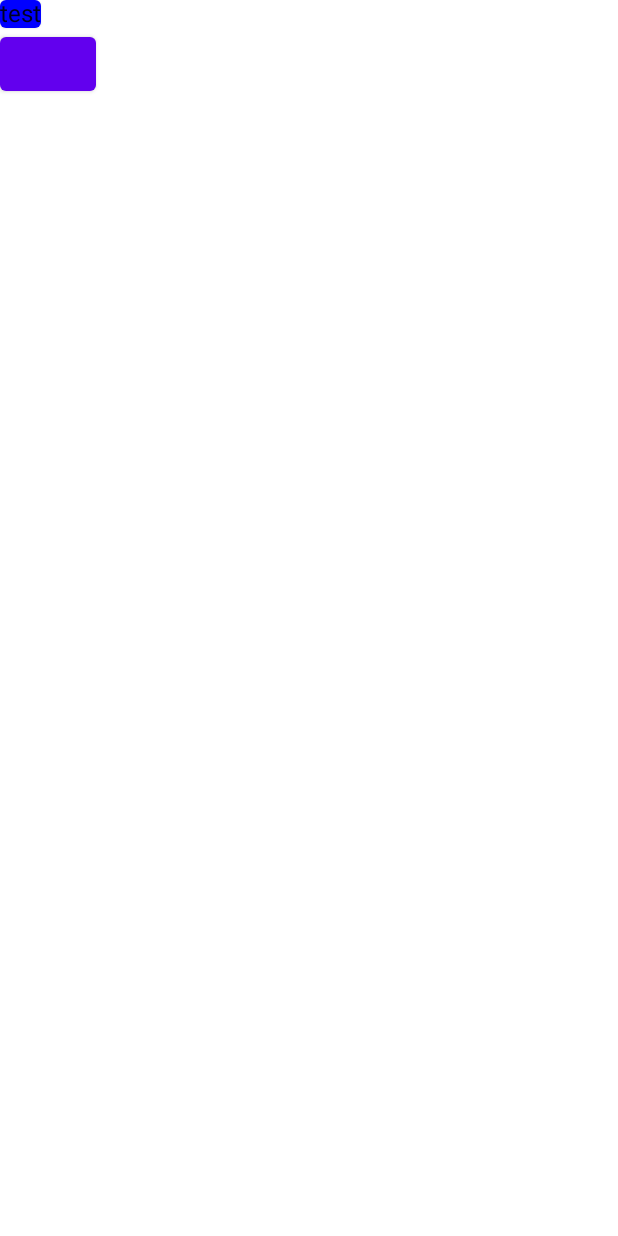
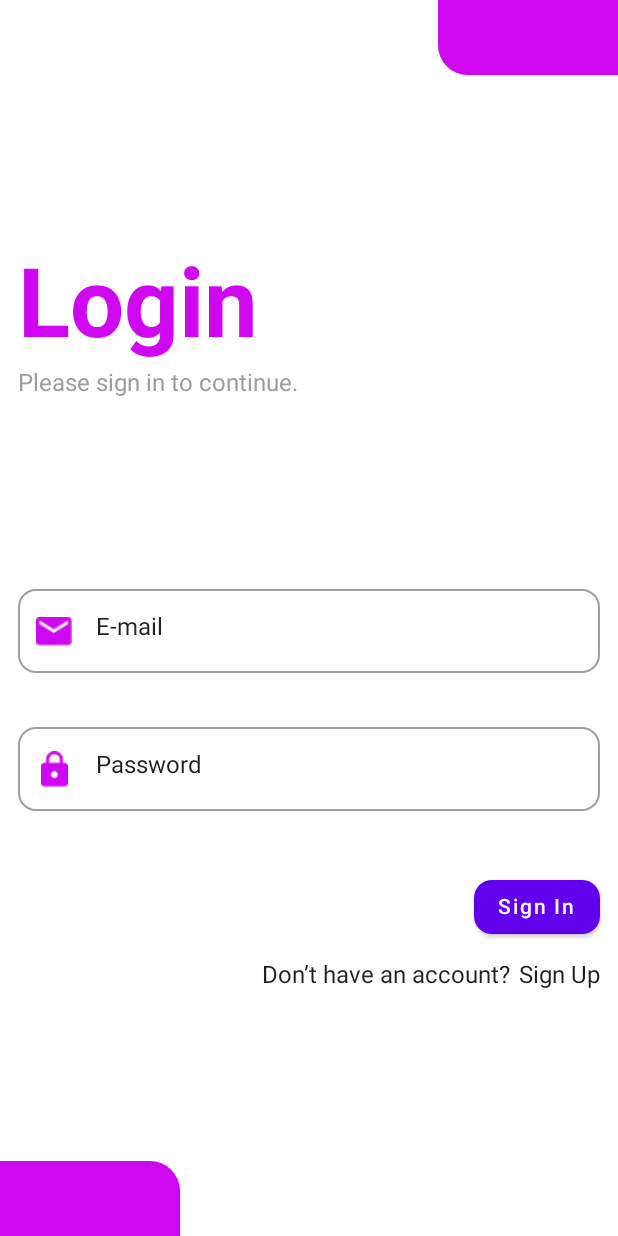
Before and after one commit to FelipeFlorencio9/ppdm-saf, an Android app built with Jetpack Compose: the screen it shows after launch (MainActivity), on a phone screen of 412 x 824 dp. Run offline under Robolectric (Android 15) with nearby library versions, the phone set to English and light mode, and no system bars.

Commit message:
Form Structered and add icons on outlined text field

```diff
--- a/app/src/main/java/br/senai/sp/jandira/tripapp/MainActivity.kt
+++ b/app/src/main/java/br/senai/sp/jandira/tripapp/MainActivity.kt
@@ -1,19 +1,29 @@
 package br.senai.sp.jandira.tripapp
 
+import android.icu.text.AlphabeticIndex.Bucket.LabelType
 import android.os.Bundle
+import android.widget.Space
 import androidx.activity.ComponentActivity
 import androidx.activity.compose.setContent
-import androidx.compose.foundation.layout.Column
-import androidx.compose.foundation.layout.Row
-import androidx.compose.foundation.layout.fillMaxSize
+import androidx.compose.foundation.Image
+import androidx.compose.foundation.layout.*
+import androidx.compose.foundation.shape.RoundedCornerShape
 import androidx.compose.material.*
 import androidx.compose.runtime.Composable
 import androidx.compose.runtime.mutableStateOf
 import androidx.compose.runtime.saveable.rememberSaveable
+import androidx.compose.ui.Alignment
 import androidx.compose.ui.Modifier
 import androidx.compose.ui.graphics.Color
 import androidx.compose.ui.platform.textInputServiceFactory
+import androidx.compose.ui.res.colorResource
+import androidx.compose.ui.res.painterResource
+import androidx.compose.ui.res.stringResource
+import androidx.compose.ui.text.font.FontWeight
+import androidx.compose.ui.text.toUpperCase
 import androidx.compose.ui.tooling.preview.Preview
+import androidx.compose.ui.unit.dp
+import androidx.compose.ui.unit.sp
 import br.senai.sp.jandira.tripapp.ui.theme.TripAppTheme
 
 class MainActivity : ComponentActivity() {
@@ -30,33 +40,153 @@ class MainActivity : ComponentActivity() {
 @Composable
 fun TripMainScreen(){
 
-    Surface(modifier = Modifier.fillMaxSize()) {
-        Column(modifier = Modifier.fillMaxSize()) {
-            Card(
-                backgroundColor = Color.Blue
+    Surface(
+        modifier = Modifier.fillMaxSize(),
+    ) {
+        //Body
+        Column(
+            modifier = Modifier
+                .fillMaxSize(),
+            verticalArrangement = Arrangement.SpaceBetween
+        ) {
+            //Header
+            Column(
+                modifier = Modifier.fillMaxWidth(),
+                horizontalAlignment = Alignment.End
             ) {
-                Text(text = "test")
+                Card (
+                    modifier = Modifier.size(
+                        height = 50.dp,
+                        width = 120.dp),
+                    backgroundColor = Color(
+                        red = 207,
+                        green = 6,
+                        blue = 240),
+                    shape = RoundedCornerShape(
+                        bottomStart = 20.dp
+                    )
+                ){
+
+                }
             }
-            Row() {
+            //Form
+            Column(modifier = Modifier
+                .fillMaxWidth()
+                .padding(12.dp),
+            ) {
+                //Login
+                Column(
+                    modifier = Modifier.fillMaxWidth()
+                ) {
+                    Text(
+                        modifier = Modifier.fillMaxWidth(),
+                        text = stringResource(id = R.string.login),
+                        color = colorResource(id = R.color.purple_default),
+                        fontSize = 64.sp,
+                        fontWeight = FontWeight.Bold
+                    )
+                    Spacer(
+                        modifier = Modifier
+                            .fillMaxWidth()
+                            .height(6.dp)
+                    )
+                    Text(
+                        modifier = Modifier.fillMaxWidth(),
+                        text = stringResource(id = R.string.login_info),
+                        color = colorResource(id = R.color.grey_default),
+                        fontSize = 16.sp
+                    )
+                }
+                Spacer(modifier = Modifier
+                    .fillMaxWidth()
+                    .height(128.dp))
+                //Inputs
+                Column(
 
-            }
-            Button(
-                onClick = { /*TODO*/ },
+                ) {
+                    OutlinedTextField(
+                        modifier = Modifier.fillMaxWidth(),
+                        value = stringResource(id = R.string.outline_email),
+                        onValueChange = {},
+                        shape = RoundedCornerShape(12.dp),
+                        leadingIcon = {
+                            Image(
+                                modifier = Modifier.size(24.dp),
+                                painter = painterResource(id = R.drawable.email),
+                                contentDescription = ""
+                            )
+                        }
+                    )
+                    Spacer(modifier = Modifier
+                        .fillMaxWidth()
+                        .height(36.dp))
+                    OutlinedTextField(
+                        modifier = Modifier.fillMaxWidth(),
+                        value = stringResource(id = R.string.outline_password),
+                        onValueChange = {},
+                        shape = RoundedCornerShape(12.dp),
+                        leadingIcon = {
+                            Image(
+                                modifier = Modifier.size(24.dp),
+                                painter = painterResource(id = R.drawable.password),
+                                contentDescription = ""
+                            )
+                        }
+                    )
 
-            ) {
+                }
+                Spacer(modifier = Modifier
+                    .fillMaxWidth()
+                    .height(40.dp))
+                //User
+                Column(
+                    modifier = Modifier.fillMaxWidth(),
+                    horizontalAlignment = Alignment.End
+                ) {
+                    Button(
+                        onClick = { /*TODO*/ },
+                        shape = RoundedCornerShape(12.dp),
+                    ) {
+                        Text(text = stringResource(id = R.string.sing_in_button))
 
-            }
-            Row() {
+                    }
+                    Spacer(modifier = Modifier
+                        .fillMaxWidth()
+                        .height(12.dp))
+                    Row(){
+                        Text(
+                            text = stringResource(id = R.string.sign_in_info)
+                        )
+                        Spacer(
+                            modifier = Modifier.width(6.dp))
 
-            }
-            Card() {
-
-            }
+                        Text(
+                            text = stringResource(id = R.string.sign_up_link)
+                        )
+                    }
 
 
+                }
+            }
+            //Footer
+            Column(
+                modifier = Modifier
+                    .fillMaxWidth(),
+                verticalArrangement = Arrangement.Top,
+                horizontalAlignment = Alignment.Start,
+            ) {
+                Card (
+                    modifier = Modifier.size(
+                        height = 50.dp,
+                        width = 120.dp),
+                    backgroundColor = Color(
+                        red = 207,
+                        green = 6,
+                        blue =  240),
+                    shape = RoundedCornerShape(
+                        topEnd = 20.dp)
+                ){}
+            }
         }
-
     }
-
-
 }
--- a/app/src/main/res/values/colors.xml
+++ b/app/src/main/res/values/colors.xml
@@ -7,4 +7,7 @@
     <color name="teal_700">#FF018786</color>
     <color name="black">#FF000000</color>
     <color name="white">#FFFFFFFF</color>
+    <color name="purple_default">#cf06f0</color>
+    <color name="grey_default">#A09C9C</color>
+
 </resources>
--- a/app/src/main/res/values/strings.xml
+++ b/app/src/main/res/values/strings.xml
@@ -2,7 +2,7 @@
     <string name="app_name">TripApp</string>
     <string name="login">Login</string>
     <string name="login_info">Please sign in to continue.</string>
-    <string name="outline_email">Email</string>
+    <string name="outline_email">E-mail</string>
     <string name="outline_password">Password</string>
     <string name="sing_in_button">Sign In</string>
     <string name="sign_in_info">Don’t have an account?</string>
```
Also changed, not shown: app/src/main/res/drawable/email.png (added), app/src/main/res/drawable/password.png (added).
